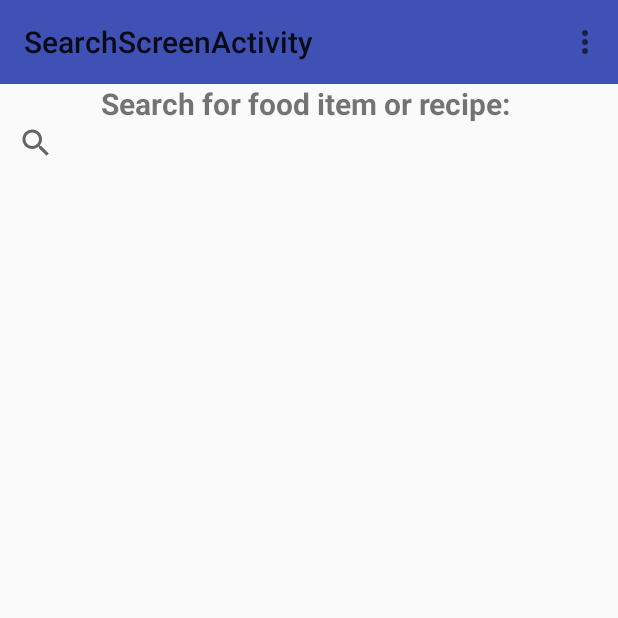
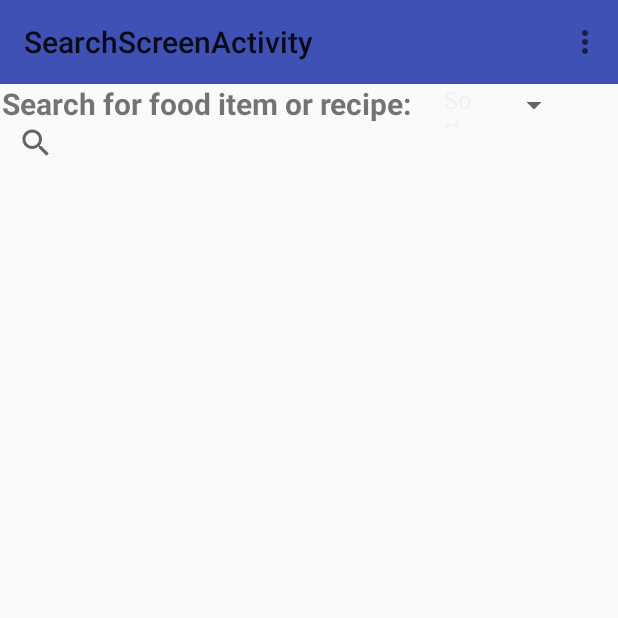
Before and after one commit to codegamc/NutrientBuddy, an Android app: the screen it shows after launch (SearchScreenActivity), on a phone screen of 412 x 824 dp, the top half of it. Run offline under Robolectric (Android 15) with nearby library versions, the phone set to English and light mode, and no system bars.

```diff
--- a/app/src/main/java/edu/cwru/students/nutrientbuddy/SearchMetric.java
+++ b/app/src/main/java/edu/cwru/students/nutrientbuddy/SearchMetric.java
@@ -1,6 +1,9 @@
 package edu.cwru.students.nutrientbuddy;
 
 import java.util.ArrayList;
+import java.util.Collections;
+import java.util.Comparator;
+import java.util.List;
 
 /**
  * Created by michael on 11/19/17.
@@ -8,6 +11,10 @@ import java.util.ArrayList;
 
 public interface SearchMetric {
 
-    ArrayList<Food> sort(ArrayList<Food> list);
+    ArrayList<Food> noSort(ArrayList<Food> list);
+    ArrayList<Food> nameSort(ArrayList<Food> list, boolean ascending);
+    ArrayList<Food> Caloriessort(ArrayList<Food> list, boolean increasing);
+    ArrayList<Food> TotalFatsort(ArrayList<Food> list, boolean increasing);
+    ArrayList<Food> Carbssort(ArrayList<Food> list, boolean increasing);
 
 }
--- a/app/src/main/java/edu/cwru/students/nutrientbuddy/SearchScreenActivity.java
+++ b/app/src/main/java/edu/cwru/students/nutrientbuddy/SearchScreenActivity.java
@@ -19,11 +19,14 @@ import android.widget.ListView;
 import android.app.SearchManager;
 import android.widget.SearchView;
 import android.widget.SearchView.OnQueryTextListener;
+import android.widget.Spinner;
+import android.widget.Toast;
+
 import java.util.ArrayList;
 import java.util.HashMap;
 import java.util.List;
 
-public class SearchScreenActivity extends AppCompatActivity {
+public class SearchScreenActivity extends AppCompatActivity{
 
     // Related to List View
     private ListView listview;
@@ -34,11 +37,13 @@ public class SearchScreenActivity extends AppCompatActivity {
     private ArrayList<String> foodString;
 
     // Global Fields related to Sorting
-    private String sortMethod;
-    private SearchMetric searchMetric = new NoSort();
+    private int sortMethod;
+    private SearchMetric searchMetric;
 
     //Fields for Global User Interface
     private OpenItemsMenuHandler openItemsMenuHandler;
+
+    private Spinner sortingSpinner;
 
     @Override
     protected void onCreate(Bundle savedInstanceState) {
@@ -111,7 +116,27 @@ public class SearchScreenActivity extends AppCompatActivity {
         });
 
         /////////// SORTING STUFF ///////////
-        this.setSearchMetric("NoSort");
+        /////////// Setting up Spinner
+        sortingSpinner = (Spinner) findViewById(R.id.sort_spinner);
+        ArrayAdapter<String> sortingAdapter = new ArrayAdapter<String>(getApplicationContext(),
+                android.R.layout.simple_list_item_1, getResources().getStringArray(R.array.sort));
+        sortingAdapter.setDropDownViewResource(android.R.layout.simple_spinner_dropdown_item);
+        sortingSpinner.setAdapter(sortingAdapter);
+
+        ////////////// Spinner response on item click
+        sortingSpinner.setOnItemSelectedListener(new AdapterView.OnItemSelectedListener() {
+            @Override
+            public void onItemSelected(AdapterView<?> adapterView, View view, int pos, long l) {
+                sortMethod = pos;
+            }
+
+            @Override
+            public void onNothingSelected(AdapterView<?> adapterView) {
+
+            }
+        });
+
+        searchMetric = new Sort();
     }
 
     @Override
@@ -152,16 +177,19 @@ public class SearchScreenActivity extends AppCompatActivity {
     }
 
     private ArrayList<Food> sortList(ArrayList<Food> list){
-        // do something in place to the list of it should change
-        return this.searchMetric.sort(list);
+        switch (sortMethod){
+            case 0: list = searchMetric.noSort(list); break;
+            case 1: list = searchMetric.nameSort(list,true); break;
+            case 2: list = searchMetric.nameSort(list,false); break;
+            case 3: list = searchMetric.Caloriessort(list, true); break;
+            case 4: list = searchMetric.Carbssort(list, true); break;
+            case 5: list = searchMetric.TotalFatsort(list, true);break;
+        }
+
+        return list;
     }
 
-    public void setSearchMetric(String seachMetric) {
-        //todo there should be a better way to implement this
-        if(seachMetric.equals("NoSort")){
-            this.searchMetric = new NoSort();
-        }
-    }
+
 
     private class SearchAdapter extends ArrayAdapter<Food> {
         HashMap<Food, Integer> idMap = new HashMap<Food, Integer>();
@@ -178,4 +206,6 @@ public class SearchScreenActivity extends AppCompatActivity {
 
     }
 
+
+
 }
--- a/app/src/main/res/layout/activity_search_screen.xml
+++ b/app/src/main/res/layout/activity_search_screen.xml
@@ -17,27 +17,37 @@
 
     <RelativeLayout
         android:layout_width="match_parent"
-        android:layout_height="114dp"
-        android:orientation="vertical"
-        android:layout_marginTop="55dp">
+        android:layout_height="wrap_content"
+        android:layout_marginTop="55dp"
+        android:orientation="vertical">
+
+        <Spinner
+            android:id="@+id/sort_spinner"
+            android:layout_width="100dp"
+            android:layout_height="wrap_content"
+            android:layout_alignBottom="@+id/search_label"
+            android:layout_toEndOf="@+id/search_label" />
 
         <TextView
             android:id="@+id/search_label"
-            android:layout_width="60dp"
+            android:layout_width="280dp"
             android:layout_height="30dp"
-            android:layout_alignParentEnd="true"
             android:layout_alignParentStart="true"
+            android:layout_alignParentTop="true"
             android:text="Search for food item or recipe: "
             android:textAlignment="center"
             android:textSize="20sp"
             android:textStyle="bold" />
 
         <SearchView
+            android:id="@+id/search_text_area"
             android:layout_width="match_parent"
-            android:id="@+id/search_text_area"
             android:layout_height="80dp"
-            android:layout_weight="1"
-            android:layout_alignParentStart="true" />
+            android:layout_alignParentStart="true"
+            android:layout_weight="1">
+
+
+        </SearchView>
 
     </RelativeLayout>
 
--- a/app/src/main/res/values/strings.xml
+++ b/app/src/main/res/values/strings.xml
@@ -1,6 +1,15 @@
 <resources>
     <string name="app_name">NutrientBuddy</string>
     <string name="title_activity_main">MainActivity</string>
+
+    <string-array name="sort">
+        <item>Sort</item>
+        <item>Alphabetical(A to Z)</item>
+        <item>Alphabetical(Z to A)</item>
+        <item>Calories Low to High</item>
+        <item>Carbs Low to High</item>
+        <item>Fat Low to High</item>
+    </string-array>
 
     <string name="navigation_drawer_open">Open navigation drawer</string>
     <string name="navigation_drawer_close">Close navigation drawer</string>
```
Also changed, not shown: app/src/main/java/edu/cwru/students/nutrientbuddy/Filter.java (+31 -3 lines), app/src/main/java/edu/cwru/students/nutrientbuddy/FilterMetric.java (+8 -3 lines), app/src/main/java/edu/cwru/students/nutrientbuddy/Sort.java (+72 -1 lines), 183 other files.
